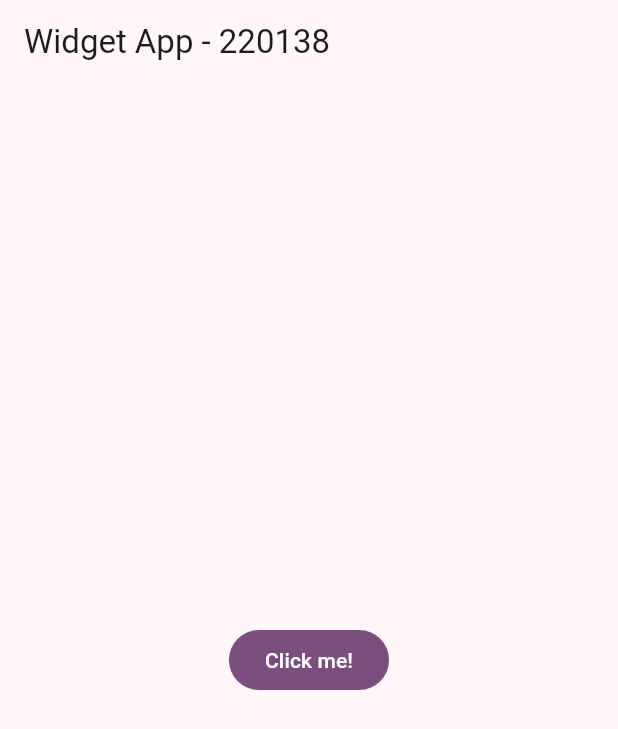
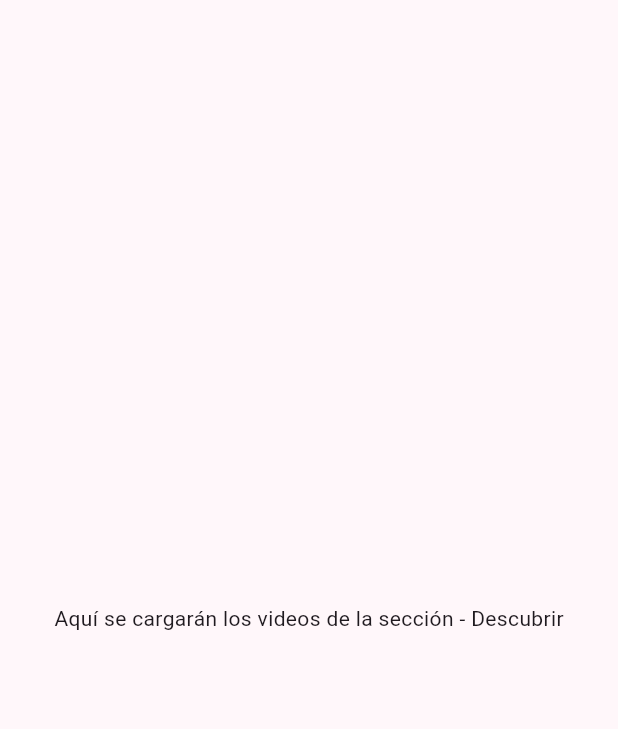
Before and after one commit to AlejandroRomero17/DMI-Practica04_220138, a Flutter app: the screen it shows after launch, on a phone screen of 412 x 824 dp. Shown: the top 729 px of the screen. Run offline on Flutter 3.47's test engine with Material 3 defaults, Android fonts, the phone set to English and light mode, and no system bars.

Commit message:
Practica 04
add: Provider, Screens, Videos, Modelos

update: Main se cambio a Multiprovider

```diff
--- /dev/null
+++ b/widget_app_220138/lib/domain/entities/video_post.dart
@@ -0,0 +1,13 @@
+class VideoPost {
+  final String caption; //Titulo del video
+  final String videoURL; //Referencia de video corto
+  final int likes;
+  final int views;
+  VideoPost({
+    required this.caption,
+
+    required this.videoURL,
+    this.likes = 0,
+    this.views = 0,
+  });
+}
--- a/widget_app_220138/lib/main.dart
+++ b/widget_app_220138/lib/main.dart
@@ -1,5 +1,10 @@
 import 'package:flutter/material.dart';
+import 'package:widget_app_220138/presentation/screens/discover/discover_screen.dart';
 import 'package:widget_app_220138/theme/app_theme.dart';
+import 'package:provider/provider.dart';
+import 'package:widget_app_220138/presentation/providers/discover_provider.dart';
+
+
 
 void main() {
   runApp(const MainApp());
@@ -10,14 +15,12 @@ class MainApp extends StatelessWidget {
 
   @override
   Widget build(BuildContext context) {
-    return MaterialApp(
-      debugShowCheckedModeBanner: false,
-      theme: AppTheme(selectedColor: 0).getTheme(),
-      home: Scaffold(
-        appBar: AppBar(title: const Text('Widget App - 220138')),
-        body: Center(
-          child: FilledButton(onPressed: () {}, child: Text("Click me!")),
-        ),
+    return MultiProvider(
+      providers: [ChangeNotifierProvider(create: (_) => DiscoverProvider())],
+      child: MaterialApp(
+        debugShowCheckedModeBanner: false,
+        theme: AppTheme(selectedColor: 0).getTheme(),
+        home: const DiscoverScreen(),
       ),
     );
   }
--- /dev/null
+++ b/widget_app_220138/lib/presentation/providers/discover_provider.dart
@@ -0,0 +1,13 @@
+import 'package:flutter/material.dart';
+import 'package:widget_app_220138/domain/entities/video_post.dart';
+
+
+class DiscoverProvider extends ChangeNotifier {
+  bool initialLoading = true;
+  List<VideoPost> videos = [];
+
+  Future<void> loadNextPage() async {
+    //todo: cargar videos
+    notifyListeners();
+  }
+}
--- /dev/null
+++ b/widget_app_220138/lib/presentation/screens/discover/discover_screen.dart
@@ -0,0 +1,12 @@
+import 'package:flutter/material.dart';
+
+class DiscoverScreen extends StatelessWidget {
+  const DiscoverScreen({super.key});
+
+  @override
+  Widget build(BuildContext context) {
+    return Scaffold(
+      body: Center(child: Text('Aquí se cargarán los videos de la sección - Descubrir')),
+    );
+  }
+}
```
Also changed, not shown: widget_app_220138/lib/infraestructure/models/local_video_model.dart (added, +31 -0 lines), widget_app_220138/pubspec.yaml (+4 -3 lines), widget_app_220138/pubspec.lock, 5 other files.
